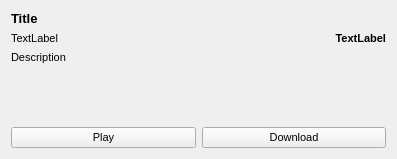
lostrootpass/alphagem, file podcatcher/Resources/ui/widgets/EpisodeDetailWidget.ui: the form before one commit.
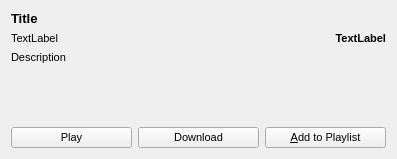
The form after the commit.

Commit message: Basic playlist functionality

```diff
--- a/podcatcher/Resources/ui/widgets/EpisodeDetailWidget.ui
+++ b/podcatcher/Resources/ui/widgets/EpisodeDetailWidget.ui
@@ -109,6 +109,13 @@
            </property>
          </widget>
        </item>
+     <item>
+      <widget class="QPushButton" name="addToPlaylistButton">
+       <property name="text">
+        <string>&amp;Add to Playlist</string>
+       </property>
+      </widget>
+     </item>
      </layout>
    </item>
   </layout>
```
Lines whose indentation alone changed are shown as unchanged. The commit also changes 10 other files.
